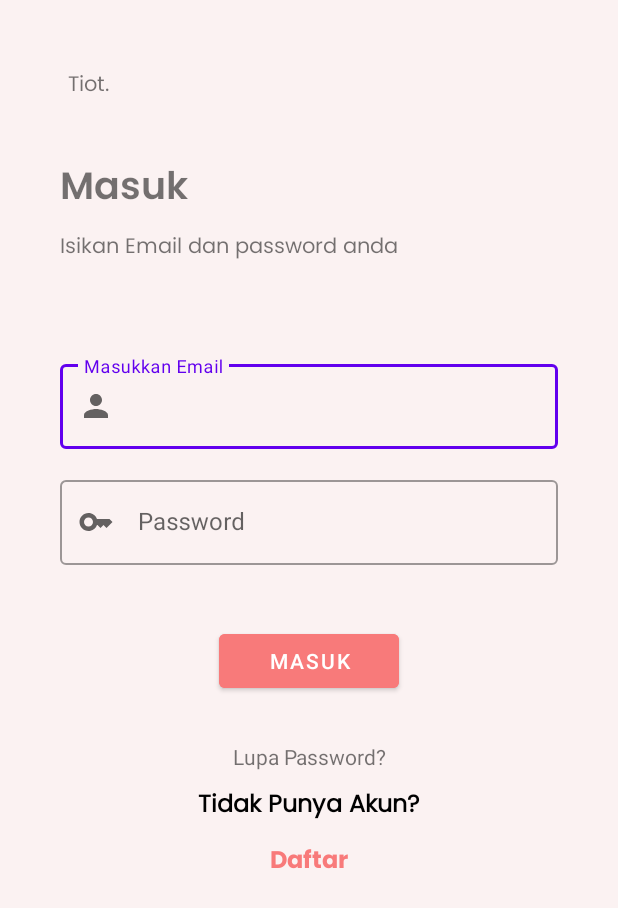
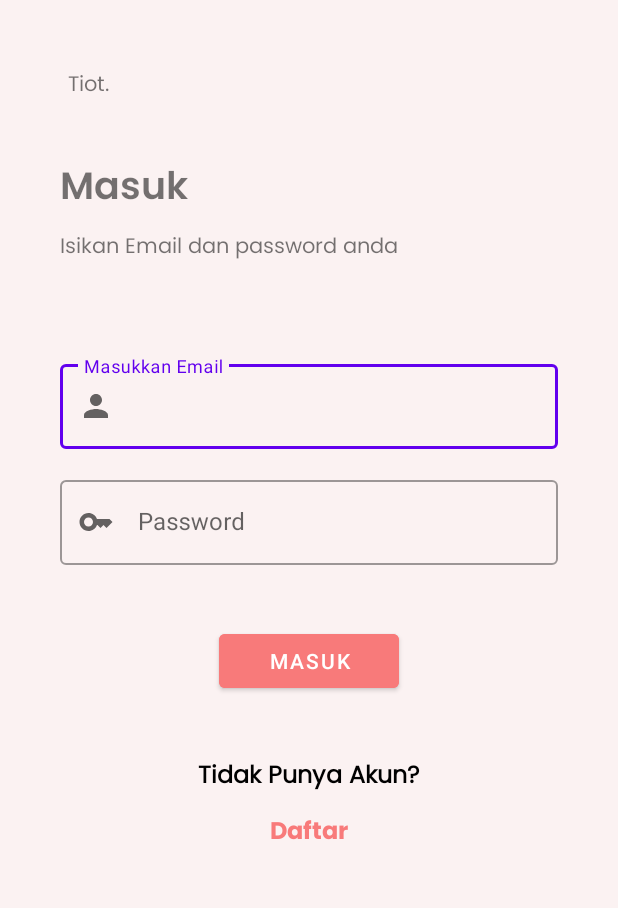
Before and after one commit to Blackpaper13/TA_PROJECT_FINAL, an Android app: the screen it shows after launch (LoginActivity), on a phone screen of 412 x 824 dp. Shown: the top 908 px of the screen. Run offline under Robolectric (Android 15) with nearby library versions, the phone set to English and light mode, and no system bars; our stand-ins replace Firebase (no records; nobody signed in at launch, a user with empty details on screens opened directly).

Commit message:
Revisi CRUD Selesai sekarang tinggal IoT versi 2.0 (hapus Reset Password)

```diff
--- a/app/src/main/res/layout/activity_login.xml
+++ b/app/src/main/res/layout/activity_login.xml
@@ -97,14 +97,6 @@
             android:orientation="vertical"
             android:layout_height="wrap_content">
 
-            <TextView
-                android:id="@+id/lupaPassword"
-                android:layout_width="wrap_content"
-                android:layout_height="wrap_content"
-                android:text="Lupa Password?"
-                android:layout_gravity="center"
-                android:textAlignment="center"/>
-
 
             <TextView
                 android:textColor="@color/black"
```
Also changed, not shown: app/src/main/AndroidManifest.xml (+10 -2 lines), app/src/main/java/com/example/final_project_ta/view/activity/LoginActivity.kt (+9 -2 lines).
